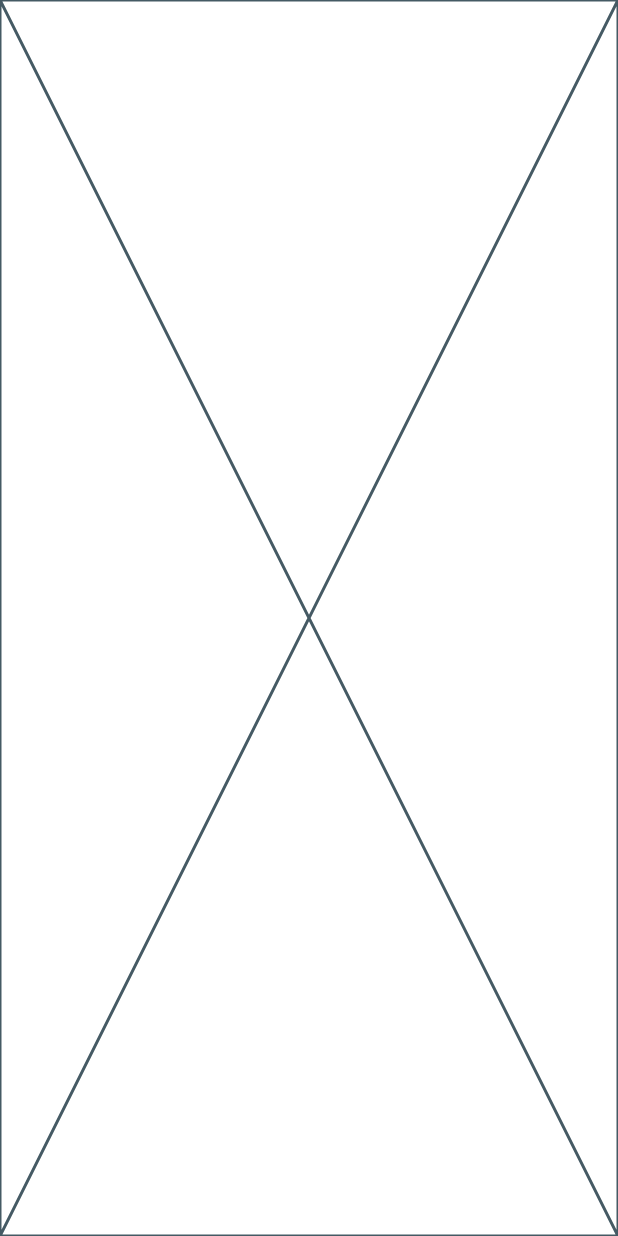
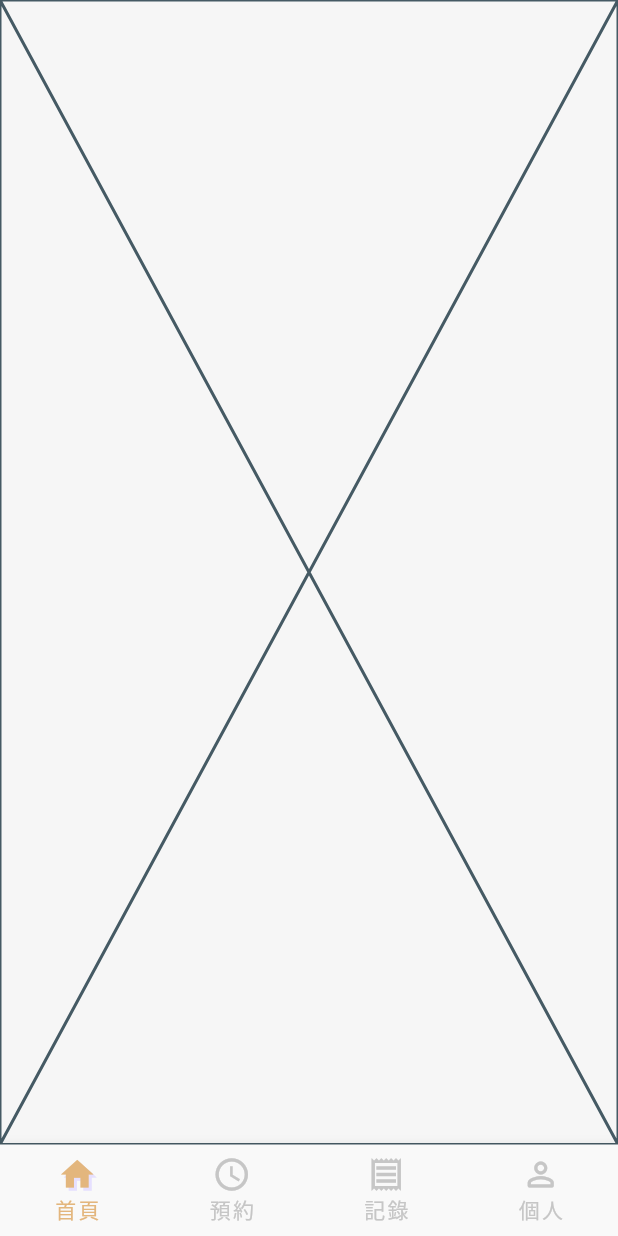
Before and after one commit to tomchan123/glamsy_prototype, a Flutter app: the screen it shows after launch, on a phone screen of 412 x 824 dp. Run offline on Flutter 3.47's test engine with Material 2 defaults, Android fonts, the phone set to English and light mode, and no system bars.

Commit message:
add bottom navigation bar

```diff
--- /dev/null
+++ b/lib/ui/component/bottom_navbar/bottom_navbar.dart
@@ -0,0 +1,69 @@
+import 'dart:math';
+
+import 'package:flutter/material.dart';
+import 'package:flutter/widgets.dart';
+
+class BottomNavbar extends StatefulWidget {
+  const BottomNavbar({ Key? key }) : super(key: key);
+
+  @override
+  State<BottomNavbar> createState() => _BottomNavbarState();
+}
+
+class _BottomNavbarState extends State<BottomNavbar> {
+  int _selectedIndex = 0;
+
+  @override
+  Widget build(BuildContext context){
+    var navigator = Navigator.of(context);
+
+    var theme = Theme.of(context);
+
+    const unselectedColor = Color.fromARGB(255, 0xC6, 0xC6, 0xC6);
+    final selectedColor = theme.primaryColor;
+
+    return BottomNavigationBar(
+      type: BottomNavigationBarType.fixed,
+      onTap: _onItemTapped,
+      currentIndex: _selectedIndex,
+      iconSize: 26,
+      backgroundColor: const Color.fromARGB(255, 0xF9, 0xF9, 0xF9),
+      selectedItemColor: selectedColor,
+      unselectedItemColor: unselectedColor,
+      selectedLabelStyle: theme.textTheme.labelSmall,
+      unselectedLabelStyle: theme.textTheme.labelSmall,
+      selectedIconTheme: IconThemeData(
+        shadows: [
+          Shadow(
+            color: Color.fromARGB(235, 228, 222, 255),
+            offset: Offset.fromDirection(50 * pi/180, 3),
+          ),
+        ],
+      ),
+      items: [
+        _navbarItem("首頁", Icons.home, theme),
+        _navbarItem("預約", Icons.watch_later_outlined, theme),
+        _navbarItem("記錄", Icons.receipt_outlined, theme),
+        _navbarItem("個人", Icons.person_outline_rounded, theme),
+      ],
+    );
+  }
+
+  BottomNavigationBarItem _navbarItem(
+    String label,
+    IconData icon,
+    ThemeData theme,
+  ) {
+    return BottomNavigationBarItem(
+      label: label,
+      icon: Icon(icon),
+      activeIcon: Icon(icon)
+    );
+  }
+
+  _onItemTapped(int selectedIndex) {
+    setState(() {
+      _selectedIndex = selectedIndex;
+    });
+  }
+}
--- /dev/null
+++ b/lib/ui/page/history/history.dart
@@ -0,0 +1,17 @@
+import 'package:flutter/cupertino.dart';
+
+class HistoryPage extends StatefulWidget {
+  const HistoryPage({ Key? key }) : super(key: key);
+
+  @override
+  _HistoryState createState() => _HistoryState();
+}
+
+class _HistoryState extends State<HistoryPage> {
+  @override
+  Widget build(BuildContext context) {
+    return Container(
+
+    );
+  }
+}
--- a/lib/ui/page/home/home.dart
+++ b/lib/ui/page/home/home.dart
@@ -1 +1,20 @@
+import "package:flutter/material.dart";
 import "package:flutter/widgets.dart";
+import "package:prototype/ui/component/bottom_navbar/bottom_navbar.dart";
+
+class HomePage extends StatefulWidget {
+  const HomePage({ Key? key }) : super(key: key);
+
+  @override
+  _HomePageState createState() => _HomePageState();
+}
+
+class _HomePageState extends State<HomePage> {
+  @override
+  Widget build(BuildContext context) {
+    return Scaffold(
+      body: Placeholder(),
+      bottomNavigationBar: const BottomNavbar(),
+    );
+  }
+}
--- /dev/null
+++ b/lib/ui/page/profile/profile.dart
@@ -0,0 +1,16 @@
+import 'package:flutter/src/widgets/framework.dart';
+import 'package:flutter/src/widgets/placeholder.dart';
+
+class ProfilePage extends StatefulWidget {
+  const ProfilePage({super.key});
+
+  @override
+  State<ProfilePage> createState() => _ProfilePageState();
+}
+
+class _ProfilePageState extends State<ProfilePage> {
+  @override
+  Widget build(BuildContext context) {
+    return const Placeholder();
+  }
+}
--- /dev/null
+++ b/lib/ui/page/reservation/reservation.dart
@@ -0,0 +1,17 @@
+import 'package:flutter/cupertino.dart';
+
+class ReservationPage extends StatefulWidget {
+  const ReservationPage({ Key? key }) : super(key: key);
+
+  @override
+  _ReservationPageState createState() => _ReservationPageState();
+}
+
+class _ReservationPageState extends State<ReservationPage> {
+  @override
+  Widget build(BuildContext context) {
+    return Container(
+
+    );
+  }
+}
--- a/lib/ui/root.dart
+++ b/lib/ui/root.dart
@@ -1,16 +1,24 @@
-import 'package:flutter/src/widgets/framework.dart';
-import 'package:flutter/src/widgets/placeholder.dart';
+import 'package:flutter/cupertino.dart';
+import 'package:flutter/material.dart';
+import 'package:prototype/ui/page/history/history.dart';
+import 'package:prototype/ui/page/home/home.dart';
+import 'package:prototype/ui/page/profile/profile.dart';
+import 'package:prototype/ui/page/reservation/reservation.dart';
+import 'package:prototype/ui/theme/theme_data.dart';
 
-class Root extends StatefulWidget {
-  const Root({super.key});
+class Root extends StatelessWidget {
+const Root({ Key? key }) : super(key: key);
 
   @override
-  State<Root> createState() => _RootState();
-}
-
-class _RootState extends State<Root> {
-  @override
-  Widget build(BuildContext context) {
-    return const Placeholder();
+  Widget build(BuildContext context){
+    return MaterialApp(
+      routes: {
+        "/": (context) => HomePage(),
+        "/reservation": (context) => ReservationPage(),
+        "/history": (context) => HistoryPage(),
+        "/profile": (context) => ProfilePage(),
+      },
+      theme: AppTheme.mainTheme,
+    );
   }
 }
--- /dev/null
+++ b/lib/ui/theme/theme_data.dart
@@ -0,0 +1,17 @@
+import 'package:flutter/material.dart';
+
+class AppTheme {
+  static ThemeData get mainTheme {
+    return ThemeData(
+      primaryColor: const Color.fromARGB(255, 0xE3, 0xB6, 0x7D),
+      cardColor: Colors.white,
+      scaffoldBackgroundColor: const Color.fromARGB(255, 0xF6, 0xF6, 0xF6),
+      textTheme: const TextTheme(
+        labelSmall: TextStyle(
+          fontWeight: FontWeight.w300,
+          fontSize: 14,
+        )
+      )
+    );
+  }
+}
```
Also changed, not shown: 1 other file.
